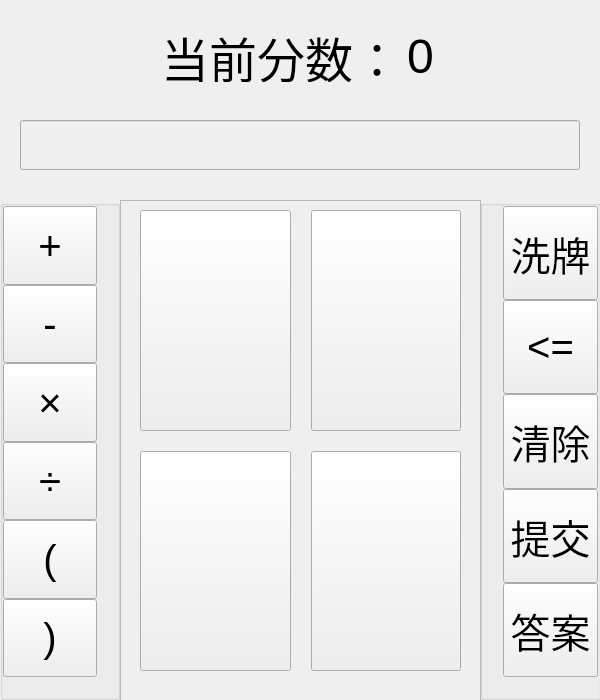
Before: the Qt Designer form gamemainwindow.ui in Soulike/24_Points, drawn with Qt 5.
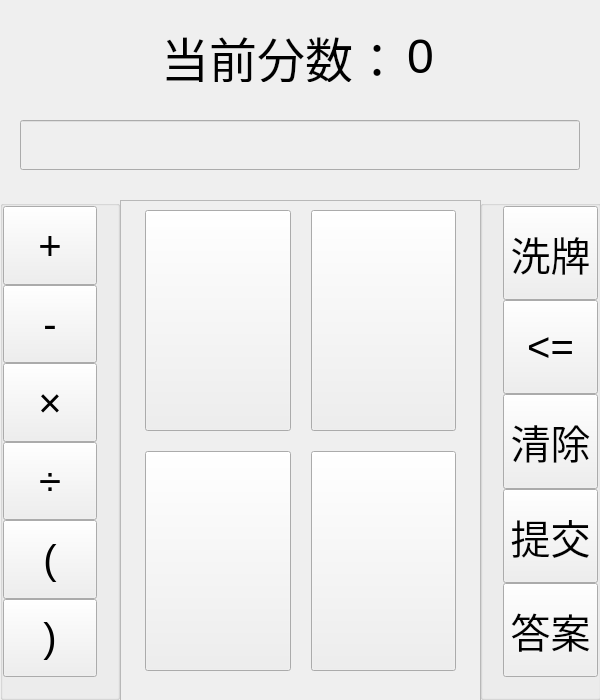
After: the same form once the commit is applied.

```diff
--- a/gamemainwindow.ui
+++ b/gamemainwindow.ui
@@ -354,12 +354,12 @@
     <property name="frameShadow">
      <enum>QFrame::Raised</enum>
     </property>
-    <widget class="QWidget" name="">
+    <widget class="QWidget" name="layoutWidget">
      <property name="geometry">
       <rect>
-       <x>0</x>
+       <x>5</x>
        <y>0</y>
-       <width>361</width>
+       <width>351</width>
        <height>501</height>
       </rect>
      </property>
@@ -446,7 +446,7 @@
      </layout>
     </widget>
    </widget>
-   <widget class="QWidget" name="">
+   <widget class="QWidget" name="layoutWidget">
     <property name="geometry">
      <rect>
       <x>150</x>
```
Left out of the diff: 300 changed lines with no effect on the pictures.
